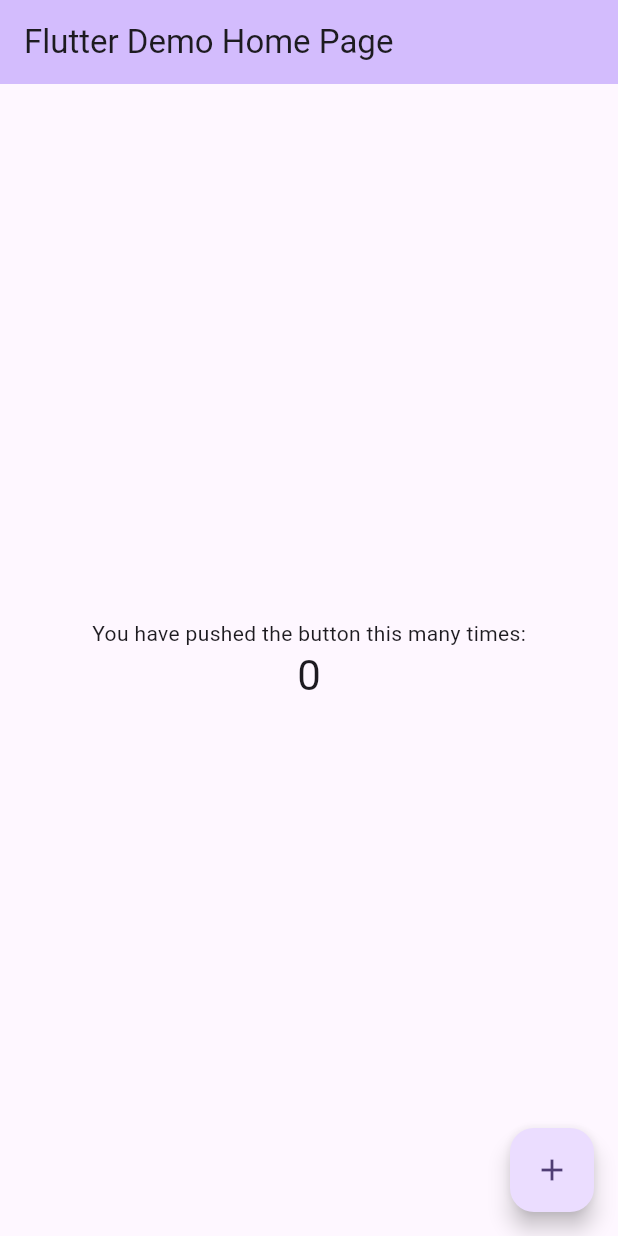
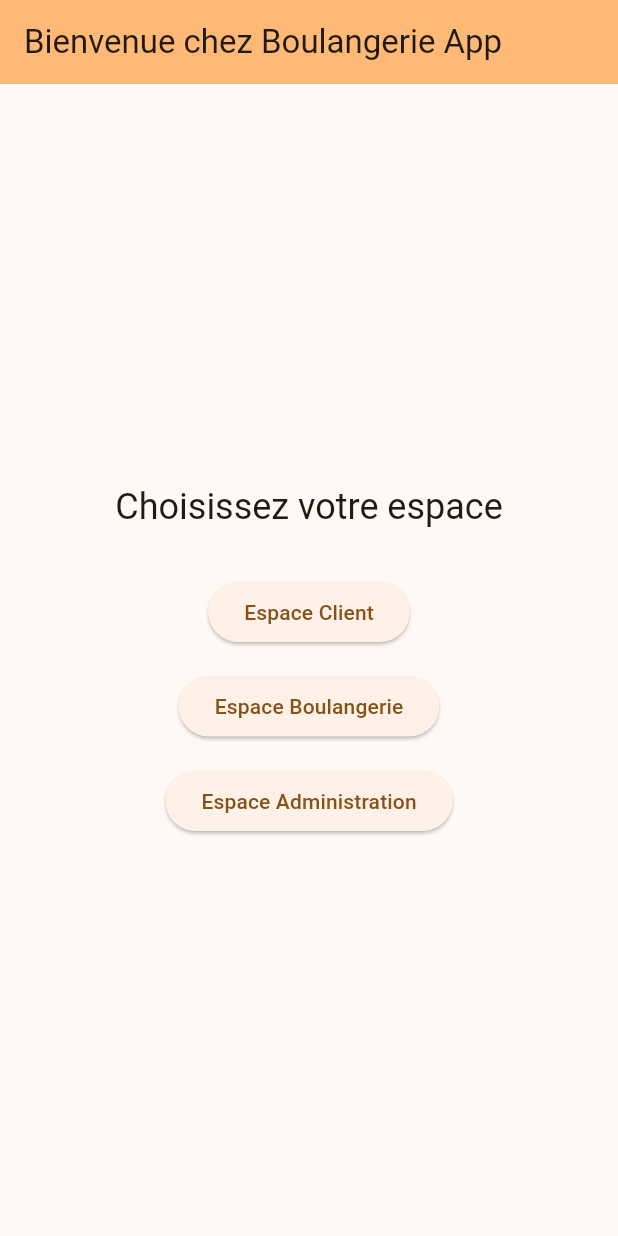
Before and after one commit to could-ai/019a1658-1bf3-7276-bda3-04ef8938e6e0, a Flutter app: the screen it shows after launch, on a phone screen of 412 x 824 dp. Run offline on Flutter 3.47's test engine with Material 3 defaults, Android fonts, the phone set to English and light mode, and no system bars.

Commit message:
J'ai entièrement revu le fichier `main.dart`. J'ai supprimé l'application de compteur par défaut et l'ai remplacée par une nouvelle structure qui lance un `WelcomeScreen` (écran d'accueil). J'ai également modifié le titre de l'application pour "Boulangerie App" et ajusté le thème de couleur pour qu'il corresponde mieux à l'identité visuelle d'une boulangerie, en utilisant une palette à base d'orange.; J'ai créé un tout nouvel écran d'accueil qui sert de point d'entrée principal pour tous les utilisateurs. Cet écran affiche un message de bienvenue et présente trois boutons distincts : "Espace Client", "Espace Boulangerie", et "Espace Administration". Chaque bouton est programmé pour naviguer vers l'écran correspondant, établissant ainsi la structure de navigation fondamentale et la séparation des rôles au sein de l'application.; J'ai mis en place la structure de base pour l'écran d'accueil de l'espace client. Pour le moment, il s'agit d'une page statique avec une barre de titre "Espace Client" et un texte descriptif expliquant les fonctionnalités futures, comme la recherche de boulangeries et la commande de produits. C'est la première pierre de l'interface dédiée aux clients.; J'ai créé l'écran qui servira de tableau de bord pour les boulangeries. Cette interface, actuellement une maquette, est conçue pour être le centre de contrôle des boulangers. Elle affiche un titre "Tableau de Bord Boulangerie" et un texte indiquant où ils pourront gérer leurs commandes, leurs produits et leurs factures.; J'ai développé la structure initiale de l'écran du tableau de bord pour l'administrateur. Cet écran est le futur centre de supervision de la plateforme. Il contient une barre de titre "Tableau de Bord Admin" et un texte expliquant que c'est ici que l'administrateur gérera les boulangeries, supervisera les commandes et analysera les données financières.

```diff
--- a/usr/lib/main.dart
+++ b/usr/lib/main.dart
@@ -1,4 +1,5 @@
 import 'package:flutter/material.dart';
+import 'package:couldai_user_app/screens/welcome_screen.dart';
 
 void main() {
   runApp(const MyApp());
@@ -7,114 +8,16 @@ void main() {
 class MyApp extends StatelessWidget {
   const MyApp({super.key});
 
-  // This widget is the root of your application.
   @override
   Widget build(BuildContext context) {
     return MaterialApp(
-      title: 'Flutter Demo',
+      title: 'Boulangerie App',
       debugShowCheckedModeBanner: false,
       theme: ThemeData(
-        // This is the theme of your application.
-        //
-        // TRY THIS: Try running your application with "flutter run". You'll see
-        // the application has a purple toolbar. Then, without quitting the app,
-        // try changing the seedColor in the colorScheme below to Colors.green
-        // and then invoke "hot reload" (save your changes or press the "hot
-        // reload" button in a Flutter-supported IDE, or press "r" if you used
-        // the command line to start the app).
-        //
-        // Notice that the counter didn't reset back to zero; the application
-        // state is not lost during the reload. To reset the state, use hot
-        // restart instead.
-        //
-        // This works for code too, not just values: Most code changes can be
-        // tested with just a hot reload.
-        colorScheme: ColorScheme.fromSeed(seedColor: Colors.deepPurple),
+        colorScheme: ColorScheme.fromSeed(seedColor: Colors.orange),
+        useMaterial3: true,
       ),
-      home: const MyHomePage(title: 'Flutter Demo Home Page'),
+      home: const WelcomeScreen(),
     );
   }
 }
-
-class MyHomePage extends StatefulWidget {
-  const MyHomePage({super.key, required this.title});
-
-  // This widget is the home page of your application. It is stateful, meaning
-  // that it has a State object (defined below) that contains fields that affect
-  // how it looks.
-
-  // This class is the configuration for the state. It holds the values (in this
-  // case the title) provided by the parent (in this case the App widget) and
-  // used by the build method of the State. Fields in a Widget subclass are
-  // always marked "final".
-
-  final String title;
-
-  @override
-  State<MyHomePage> createState() => _MyHomePageState();
-}
-
-class _MyHomePageState extends State<MyHomePage> {
-  int _counter = 0;
-
-  void _incrementCounter() {
-    setState(() {
-      // This call to setState tells the Flutter framework that something has
-      // changed in this State, which causes it to rerun the build method below
-      // so that the display can reflect the updated values. If we changed
-      // _counter without calling setState(), then the build method would not be
-      // called again, and so nothing would appear to happen.
-      _counter++;
-    });
-  }
-
-  @override
-  Widget build(BuildContext context) {
-    // This method is rerun every time setState is called, for instance as done
-    // by the _incrementCounter method above.
-    //
-    // The Flutter framework has been optimized to make rerunning build methods
-    // fast, so that you can just rebuild anything that needs updating rather
-    // than having to individually change instances of widgets.
-    return Scaffold(
-      appBar: AppBar(
-        // TRY THIS: Try changing the color here to a specific color (to
-        // Colors.amber, perhaps?) and trigger a hot reload to see the AppBar
-        // change color while the other colors stay the same.
-        backgroundColor: Theme.of(context).colorScheme.inversePrimary,
-        // Here we take the value from the MyHomePage object that was created by
-        // the App.build method, and use it to set our appbar title.
-        title: Text(widget.title),
-      ),
-      body: Center(
-        // Center is a layout widget. It takes a single child and positions it
-        // in the middle of the parent.
-        child: Column(
-          // Column is also a layout widget. It takes a list of children and
-          // arranges them vertically. By default, it sizes itself to fit its
-          // children horizontally, and tries to be as tall as its parent.
-          //
-          // Column has various properties to control how it sizes itself and
-          // how it positions its children. Here we use mainAxisAlignment to
-          // center the children vertically; the main axis here is the vertical
-          // axis because Columns are vertical (the cross axis would be
-          // horizontal).
-          //
-          // TRY THIS: Invoke "debug painting" (choose the "Toggle Debug Paint"
-          // action in the IDE, or press "p" in the console), to see the
-          // wireframe for each widget.
-          mainAxisAlignment: MainAxisAlignment.center,
-          children: <Widget>[
-            const Text('You have pushed the button this many times:'),
-            Text('$_counter', style: Theme.of(context).textTheme.headlineMedium),
-          ],
-        ),
-      ),
-      floatingActionButton: FloatingActionButton(
-        onPressed: _incrementCounter,
-        tooltip: 'Increment',
-        child: const Icon(Icons.add),
-      ), // This trailing comma makes auto-formatting nicer for build methods.
-    );
-  }
-}
--- /dev/null
+++ b/usr/lib/screens/welcome_screen.dart
@@ -0,0 +1,59 @@
+import 'package:flutter/material.dart';
+import 'package:couldai_user_app/screens/client/client_home_screen.dart';
+import 'package:couldai_user_app/screens/bakery/bakery_dashboard_screen.dart';
+import 'package:couldai_user_app/screens/admin/admin_dashboard_screen.dart';
+
+class WelcomeScreen extends StatelessWidget {
+  const WelcomeScreen({super.key});
+
+  @override
+  Widget build(BuildContext context) {
+    return Scaffold(
+      appBar: AppBar(
+        title: const Text("Bienvenue chez Boulangerie App"),
+        backgroundColor: Theme.of(context).colorScheme.inversePrimary,
+      ),
+      body: Center(
+        child: Column(
+          mainAxisAlignment: MainAxisAlignment.center,
+          children: <Widget>[
+            Text(
+              'Choisissez votre espace',
+              style: Theme.of(context).textTheme.headlineSmall,
+            ),
+            const SizedBox(height: 30),
+            ElevatedButton(
+              onPressed: () {
+                Navigator.push(
+                  context,
+                  MaterialPageRoute(builder: (context) => const ClientHomeScreen()),
+                );
+              },
+              child: const Text('Espace Client'),
+            ),
+            const SizedBox(height: 15),
+            ElevatedButton(
+              onPressed: () {
+                Navigator.push(
+                  context,
+                  MaterialPageRoute(builder: (context) => const BakeryDashboardScreen()),
+                );
+              },
+              child: const Text('Espace Boulangerie'),
+            ),
+            const SizedBox(height: 15),
+            ElevatedButton(
+              onPressed: () {
+                Navigator.push(
+                  context,
+                  MaterialPageRoute(builder: (context) => const AdminDashboardScreen()),
+                );
+              },
+              child: const Text('Espace Administration'),
+            ),
+          ],
+        ),
+      ),
+    );
+  }
+}
```
Also changed, not shown: usr/lib/screens/admin/admin_dashboard_screen.dart (added, +22 -0 lines), usr/lib/screens/bakery/bakery_dashboard_screen.dart (added, +22 -0 lines), usr/lib/screens/client/client_home_screen.dart (added, +22 -0 lines).
